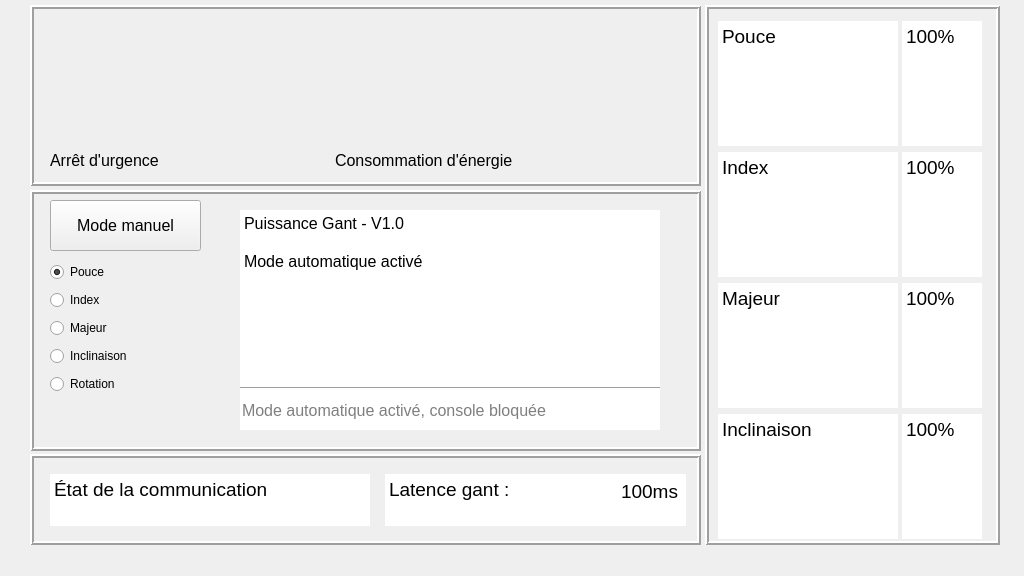
Before: the Qt Designer form Puissance Gant/Programmation/Code_Interface/interfacePuissanceGant.ui in Puissance-Gant/S4-Puissance-Gant, drawn with Qt 5.
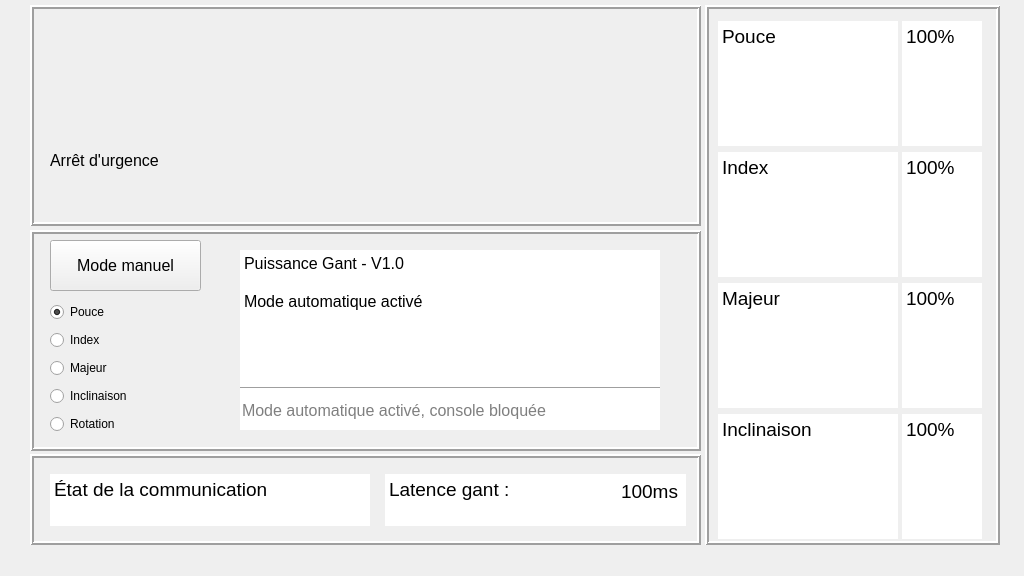
After: the same form once the commit is applied. Icons and pictures are not drawn. Custom widgets are drawn as their Qt base class.

Commit message:
Interface suite
Graphique de l'interface (pour le moment avec la latence, mettre la puissance quand l'OpenCR sera connecté

The edit to the form file:
```diff
--- a/Puissance Gant/Programmation/Code_Interface/interfacePuissanceGant.ui
+++ b/Puissance Gant/Programmation/Code_Interface/interfacePuissanceGant.ui
@@ -159,7 +159,7 @@
       <set>Qt::AlignRight|Qt::AlignTrailing|Qt::AlignVCenter</set>
      </property>
     </widget>
-    <widget class="QTextEdit" name="Text_LatenceGant">
+    <widget class="QTextEdit" name="Text_DelaiResist">
      <property name="enabled">
       <bool>true</bool>
      </property>
@@ -193,7 +193,7 @@
     <zorder>Text_EtatComm</zorder>
     <zorder>Label_CroixRouge</zorder>
     <zorder>Label_CrochetVert</zorder>
-    <zorder>Text_LatenceGant</zorder>
+    <zorder>Text_DelaiResist</zorder>
     <zorder>Label_DelaiResist</zorder>
    </widget>
    <widget class="QFrame" name="Frame_Doigts">
@@ -600,7 +600,7 @@
       <x>30</x>
       <y>5</y>
       <width>671</width>
-      <height>181</height>
+      <height>221</height>
      </rect>
     </property>
     <property name="frameShape">
@@ -665,36 +665,18 @@
        <x>210</x>
        <y>10</y>
        <width>420</width>
-       <height>131</height>
+       <height>201</height>
       </rect>
      </property>
     </widget>
-    <widget class="QLabel" name="Label_ArretUrgence_2">
-     <property name="geometry">
-      <rect>
-       <x>305</x>
-       <y>140</y>
-       <width>230</width>
-       <height>31</height>
-      </rect>
-     </property>
-     <property name="font">
-      <font>
-       <pointsize>12</pointsize>
-      </font>
-     </property>
-     <property name="text">
-      <string>Consommation d'énergie</string>
-     </property>
-    </widget>
    </widget>
    <widget class="QFrame" name="Frame_Manuel">
     <property name="geometry">
      <rect>
       <x>30</x>
-      <y>190</y>
+      <y>230</y>
       <width>671</width>
-      <height>261</height>
+      <height>221</height>
      </rect>
     </property>
     <property name="frameShape">
@@ -736,7 +718,7 @@
        <x>210</x>
        <y>20</y>
        <width>420</width>
-       <height>181</height>
+       <height>141</height>
       </rect>
      </property>
      <property name="font">
@@ -764,7 +746,7 @@
      <property name="geometry">
       <rect>
        <x>210</x>
-       <y>190</y>
+       <y>150</y>
        <width>420</width>
        <height>16</height>
       </rect>
@@ -842,7 +824,7 @@
      <property name="geometry">
       <rect>
        <x>210</x>
-       <y>200</y>
+       <y>160</y>
        <width>420</width>
        <height>40</height>
       </rect>
```
The commit also changes 7 other files.
